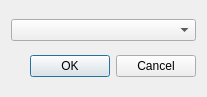
The window that pysdb3/ui/selectunit.ui (ondrolexa/pysdb) describes before a commit, drawn with Qt 5.
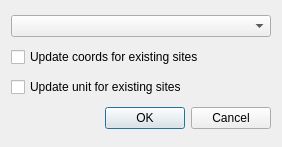
The same window after the commit.

```diff
--- a/pysdb3/ui/selectunit.ui
+++ b/pysdb3/ui/selectunit.ui
@@ -6,8 +6,8 @@
    <rect>
     <x>0</x>
     <y>0</y>
-    <width>207</width>
-    <height>97</height>
+    <width>282</width>
+    <height>147</height>
    </rect>
   </property>
   <property name="windowTitle">
@@ -17,6 +17,20 @@
    <item>
     <widget class="QComboBox" name="unitCombo"/>
    </item>
+   <item>
+    <widget class="QCheckBox" name="updateCoords">
+     <property name="text">
+      <string>Update coords for existing sites</string>
+     </property>
+    </widget>
+   </item>
+   <item>
+    <widget class="QCheckBox" name="updateUnits">
+     <property name="text">
+      <string>Update unit for existing sites</string>
+     </property>
+    </widget>
+   </item>
    <item>
     <widget class="QDialogButtonBox" name="buttonBox">
      <property name="orientation">
```
Left out of the diff: 3 changed lines with no effect on the pictures.
